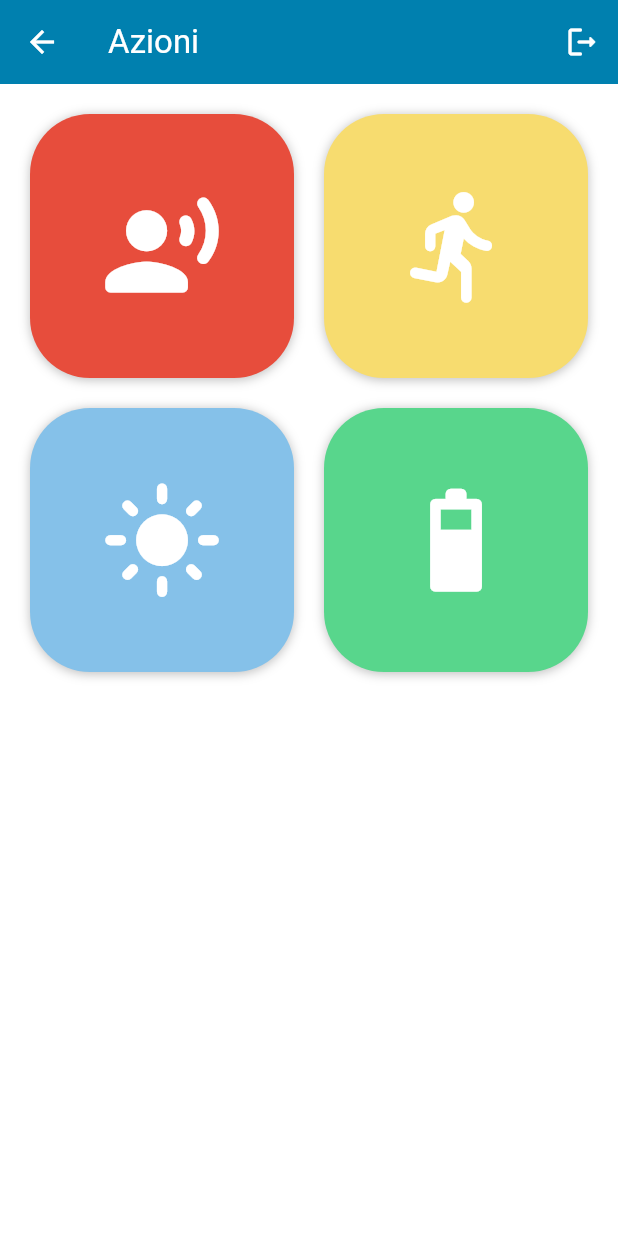
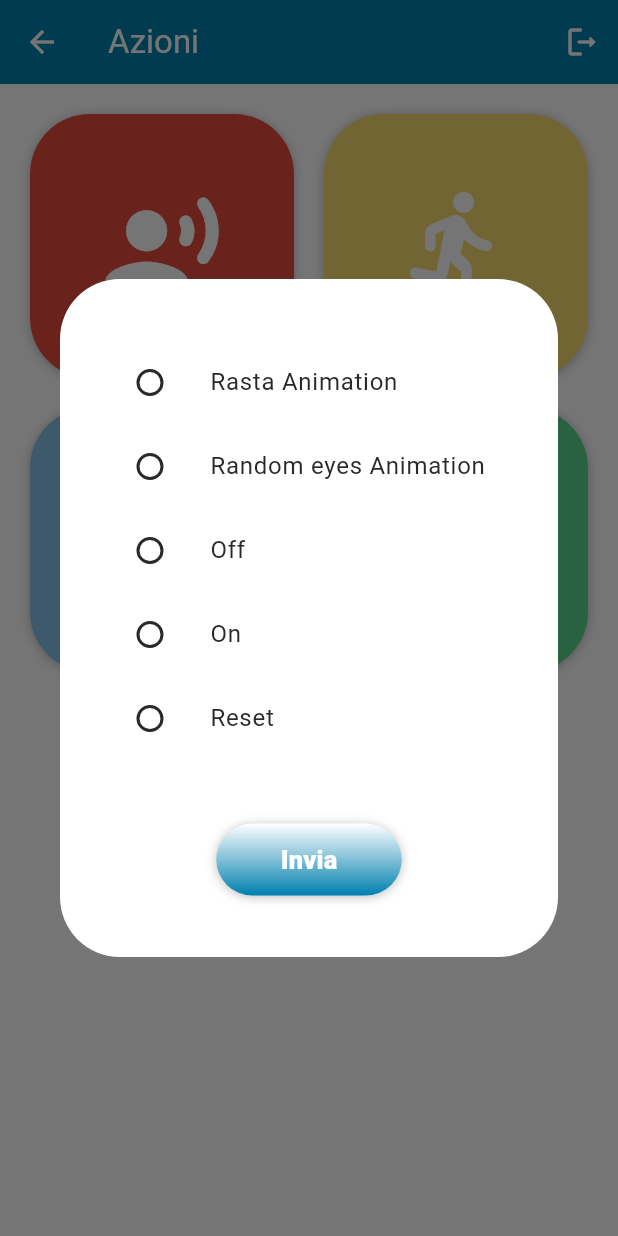
Before and after one commit to Rax-x/nao-controller, a Flutter app: the HomeScreen screen opened by its route, after a tap on the "light mode" icon, on a phone screen of 412 x 824 dp. Run offline on Flutter 3.47's test engine with Material 2 defaults, Android fonts, the phone set to English and light mode, and no system bars; our stand-ins replace flutter_riverpod, flutter_svg, shared_preferences; accounts and stored records are empty.

Commit message:
UI Implemented

```diff
--- a/lib/presentation/screens/connect_screen.dart
+++ b/lib/presentation/screens/connect_screen.dart
@@ -92,7 +92,8 @@ class _ConnectScreenState extends State<ConnectScreen> {
                       "Connetti".toUpperCase(),
                       style: const TextStyle(
                         fontWeight: FontWeight.w800,
-                        color: Colors.white
+                        color: Colors.white,
+                        fontSize: 17,
                       ),
                     ),
                     onPressed: () {},
--- /dev/null
+++ b/lib/presentation/screens/dialogs/leds_dialog.dart
@@ -0,0 +1,106 @@
+import 'package:flutter/material.dart';
+import 'package:flutter_riverpod/flutter_riverpod.dart';
+import 'package:nao_controller/domain/entities/led_event.dart';
+import 'package:nao_controller/presentation/widgets/apply_gradient.dart';
+import 'package:nao_controller/utils/utils.dart';
+
+class LedsDialog extends ConsumerWidget {
+
+  const LedsDialog({super.key});
+
+  @override
+  Widget build(BuildContext context, WidgetRef ref) {
+
+    final size = screenSizeOf(context);
+    final backgroundColor = colorSchemeOf(context).primary;
+
+    return Dialog(
+      shape: const RoundedRectangleBorder(
+        borderRadius: BorderRadius.all(
+          Radius.circular(40)
+        )
+      ),
+      child: Padding(
+        padding: const EdgeInsets.all(20),
+        child: SizedBox(
+          height: size.height * 0.5,
+          child: Column(
+            mainAxisAlignment: MainAxisAlignment.spaceAround,
+            children: [
+              Column(
+                children: [
+                  ListTile(
+                    title: const Text('Rasta Animation'),
+                    leading: Radio<LedEvent>(
+                      value: LedEvent.rastaEvent,
+                      groupValue: null,
+                      onChanged: (LedEvent? value) {
+                      },
+                    ),
+                  ),
+                  ListTile(
+                    title: const Text('Random eyes Animation'),
+                    leading: Radio<LedEvent>(
+                      value: LedEvent.randomEyesEvent,
+                      groupValue: null,
+                      onChanged: (LedEvent? value) {
+                      },
+                    ),
+                  ),
+                  ListTile(
+                    title: const Text('Off'),
+                    leading: Radio<LedEvent>(
+                      value: LedEvent.offEvent,
+                      groupValue: null,
+                      onChanged: (LedEvent? value) {
+                      },
+                    ),
+                  ),
+                  ListTile(
+                    title: const Text('On'),
+                    leading: Radio<LedEvent>(
+                      value: LedEvent.onEvent,
+                      groupValue: null,
+                      onChanged: (LedEvent? value) {
+                      },
+                    ),
+                  ),
+                  ListTile(
+                    title: const Text('Reset'),
+                    leading: Radio<LedEvent>(
+                      value: LedEvent.resetEvent,
+                      groupValue: null,
+                      onChanged: (LedEvent? value) {
+                      },
+                    ),
+                  ),
+                ],
+              ),
+              ApplyGradient(
+                width: size.width * 0.3,
+                gradientColors: [
+                  Colors.white,
+                  backgroundColor
+                ],
+                child: TextButton(
+                  onPressed: (){
+                    // TODO: send event to nao
+                    Navigator.of(context).pop();
+                  },
+                  child: const Text(
+                    "Invia",
+                    style: TextStyle(
+                      color: Colors.white,
+                      fontSize: 17,
+                      fontWeight: FontWeight.w800
+                    ),
+                  )
+                ),
+              )
+            ]
+          ),
+        ),
+      ),
+    );
+  }
+}
--- a/lib/presentation/screens/walk_screen.dart
+++ b/lib/presentation/screens/walk_screen.dart
@@ -120,6 +120,7 @@ class _WalkScreenState extends ConsumerState<WalkScreen> {
                         "Invia".toUpperCase(),
                         style: const TextStyle(
                           fontWeight: FontWeight.w800,
+                          fontSize: 17,
                           color: Colors.white
                         ),
                       ),
```
Also changed, not shown: lib/presentation/screens/dialogs/battery_dialog.dart (added, +59 -0 lines), lib/presentation/screens/dialogs/talk_dialog.dart (added, +85 -0 lines), lib/presentation/screens/home_screen.dart (+23 -3 lines), lib/presentation/providers/states/connect_screen_state.dart (added), lib/presentation/providers/states/home_screen_state.dart (added), lib/presentation/providers/states/walk_screen_state.dart (added).
